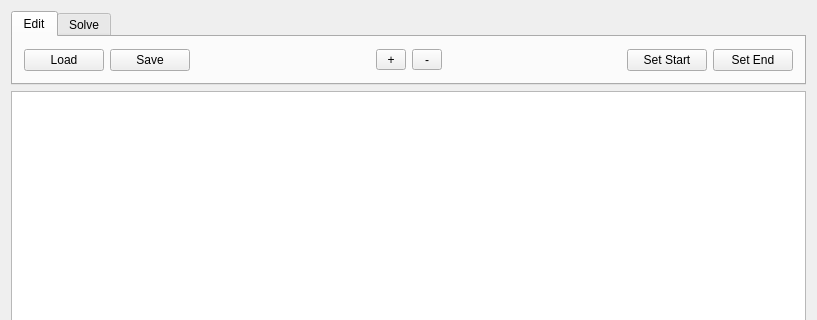
Before: the Qt Designer form mainwindow.ui in Arquanite/MazeSolver, drawn with Qt 5; both pictures show x 0 to 817 and y 0 to 320 of the 817 by 545 pixel window.
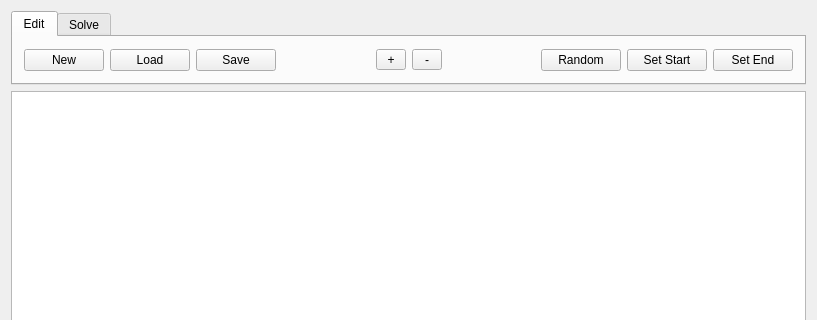
After: the same form once the commit is applied.

Commit message: solv działa i random też

Diff of the .ui file:
```diff
--- a/mainwindow.ui
+++ b/mainwindow.ui
@@ -33,6 +33,13 @@
        <layout class="QVBoxLayout" name="verticalLayout_2">
         <item>
          <layout class="QHBoxLayout" name="horizontalLayout">
+          <item>
+           <widget class="QPushButton" name="buttonNew">
+            <property name="text">
+             <string>New</string>
+            </property>
+           </widget>
+          </item>
           <item>
            <widget class="QPushButton" name="buttonLoad">
             <property name="text">
@@ -105,6 +112,16 @@
             </property>
            </spacer>
           </item>
+          <item>
+           <widget class="QPushButton" name="buttonRandom">
+            <property name="text">
+             <string>Random</string>
+            </property>
+            <property name="autoRepeat">
+             <bool>true</bool>
+            </property>
+           </widget>
+          </item>
           <item>
            <widget class="QPushButton" name="buttonSetStart">
             <property name="text">
```
Left out of the diff: 16 changed lines with no effect on the pictures. The commit also changes 6 other files.
